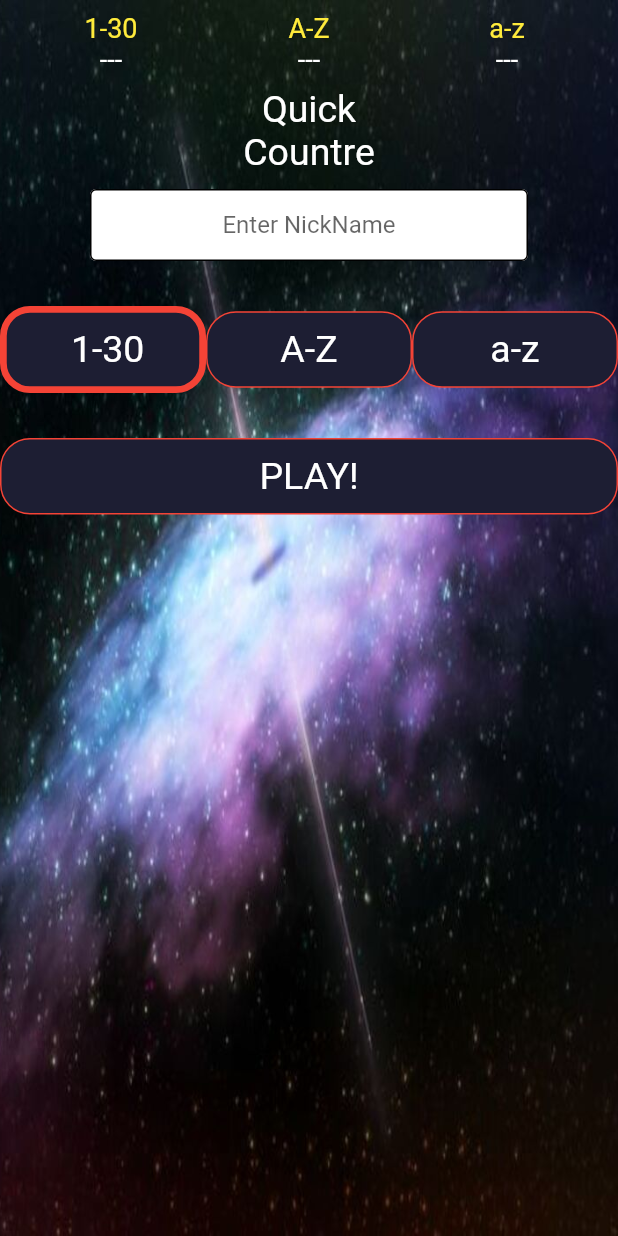
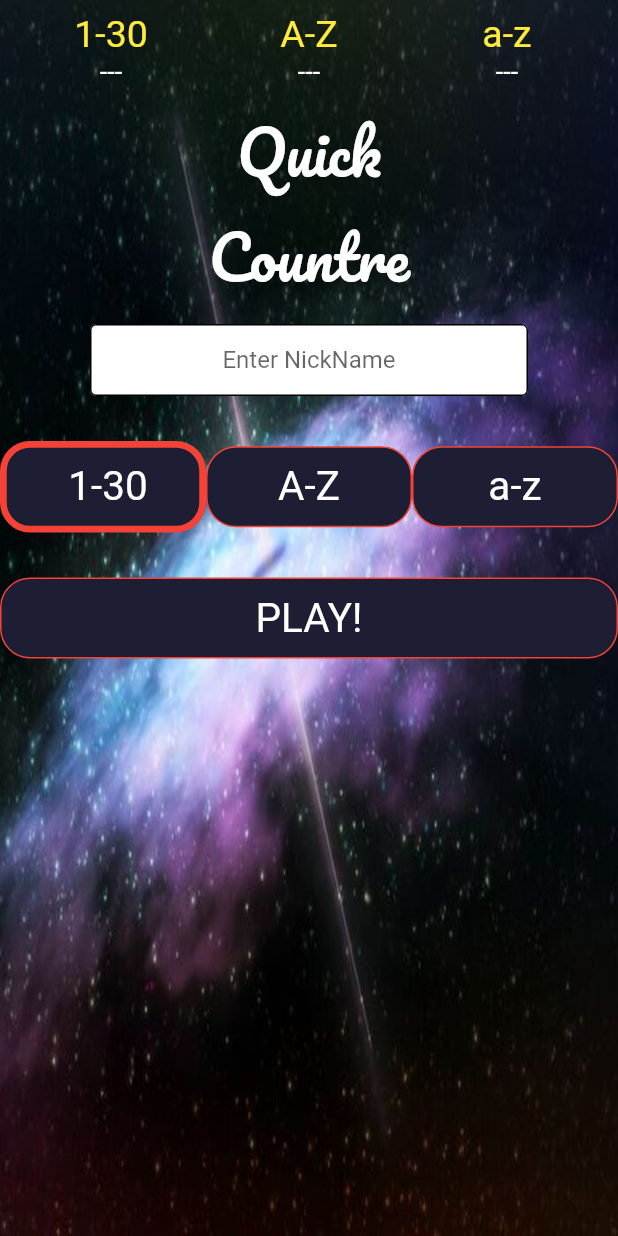
Before and after one commit to suzukousuzu/quick_counter, a Flutter app: the screen it shows after launch, on a phone screen of 412 x 824 dp. Run offline on Flutter 3.47's test engine with Material 2 defaults, Android fonts, the phone set to English and light mode, and no system bars; our stand-ins replace shared_preferences; missing offline and left inert: soundpool.

Commit message:
fontの設定、FireBaseの設定

```diff
--- a/lib/constants.dart
+++ b/lib/constants.dart
@@ -1,9 +1,9 @@
 import 'package:flutter/material.dart';
 
-
+const kTopTextStyle = TextStyle(fontSize: 25.0,color: Colors.yellow);
+const kTextStyle = TextStyle(fontSize:27.0,color: Colors.white);
+const kTestTextStyle = TextStyle(fontSize:40.0,color: Colors.white);
+const KTitleTextStyle = TextStyle(fontFamily:"Pacifico",fontSize:40.0,color: Colors.white);
+const kTopTextTimerStyle = TextStyle(fontSize: 18.0,color: Colors.white);
 const kActiveBorderWidth = 4.5;
 const kInActiveBorderWidth = 1.0;
-
-const kTextStyle = TextStyle(fontSize: 25.0,color: Colors.white);
-const kTopTextStyle = TextStyle(fontSize: 18.0,color: Colors.yellow);
-const kTopTextTimerStyle = TextStyle(fontSize: 18.0,color: Colors.white);
--- a/lib/screens/home_screen.dart
+++ b/lib/screens/home_screen.dart
@@ -33,10 +33,10 @@ class HomeScreen extends StatelessWidget {
                 Center(
                   child: Text(
                     'Quick',
-                    style: kTextStyle,
+                    style: KTitleTextStyle,
                   ),
                 ),
-                Center(child: Text('Countre', style: kTextStyle)),
+                Center(child: Text('Countre', style: KTitleTextStyle)),
                 Container(
                   padding: EdgeInsets.only(
                       top: 10.0, left: 60.0, right: 60.0, bottom: 30.0),
```
Also changed, not shown: pubspec.yaml (+13 -24 lines), fonts/Chango-Regular.ttf (added), fonts/Pacifico-Regular.ttf (added), fonts/SourceSansPro-Regular.ttf (added), images/icon_161011_64.png (added), pubspec.lock, 4 other files.
